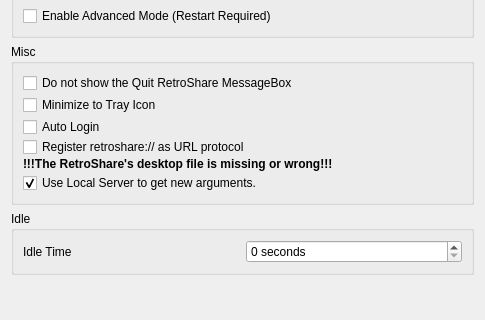
The window that retroshare-gui/src/gui/settings/GeneralPage.ui (RetroShare/RetroShare) describes before a commit, drawn with Qt 5; both pictures show x 0 to 485 and y 145 to 465 of the 485 by 465 pixel window.
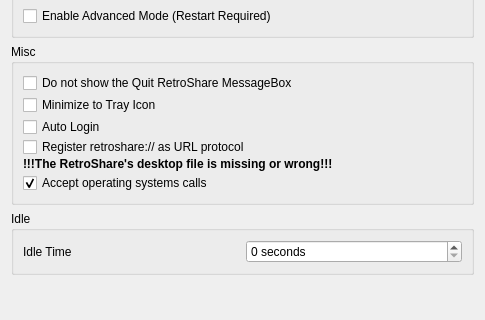
The same window after the commit. Icons and pictures are not drawn.

Patch:
```diff
--- a/retroshare-gui/src/gui/settings/GeneralPage.ui
+++ b/retroshare-gui/src/gui/settings/GeneralPage.ui
@@ -149,7 +149,7 @@
          <string>&lt;html&gt;&lt;head/&gt;&lt;body&gt;&lt;p&gt;When checked, this retroshare instance will accept calls by your operating system to open Retroshare collection files, and download links.&lt;/p&gt;&lt;/body&gt;&lt;/html&gt;</string>
         </property>
         <property name="text">
-         <string>Use Local Server to get new arguments.</string>
+         <string>Accept operating systems calls</string>
         </property>
         <property name="checked">
          <bool>true</bool>
```
